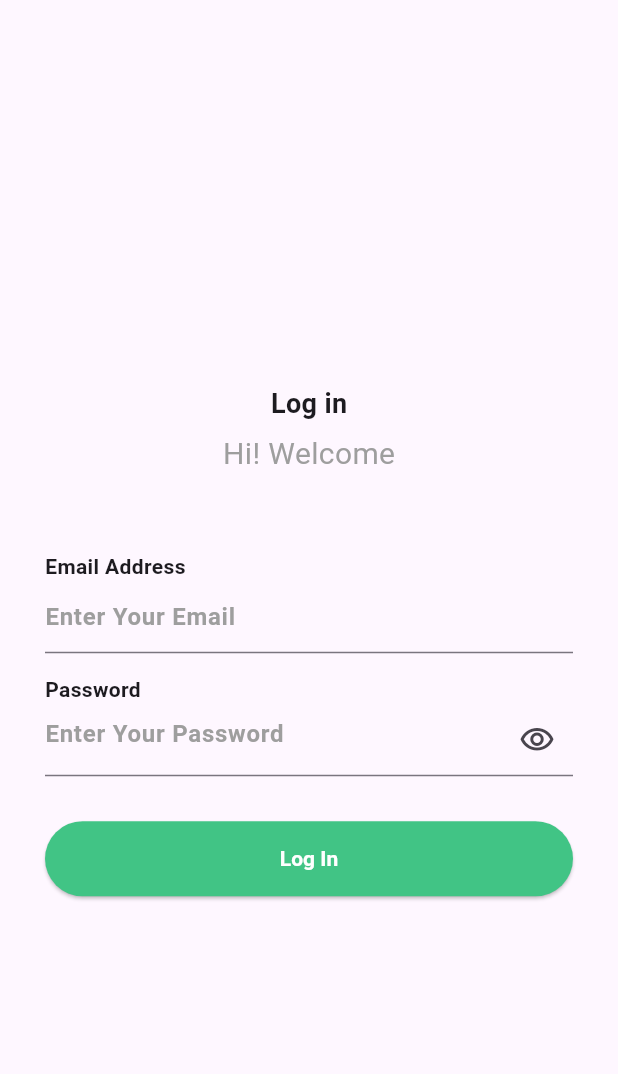
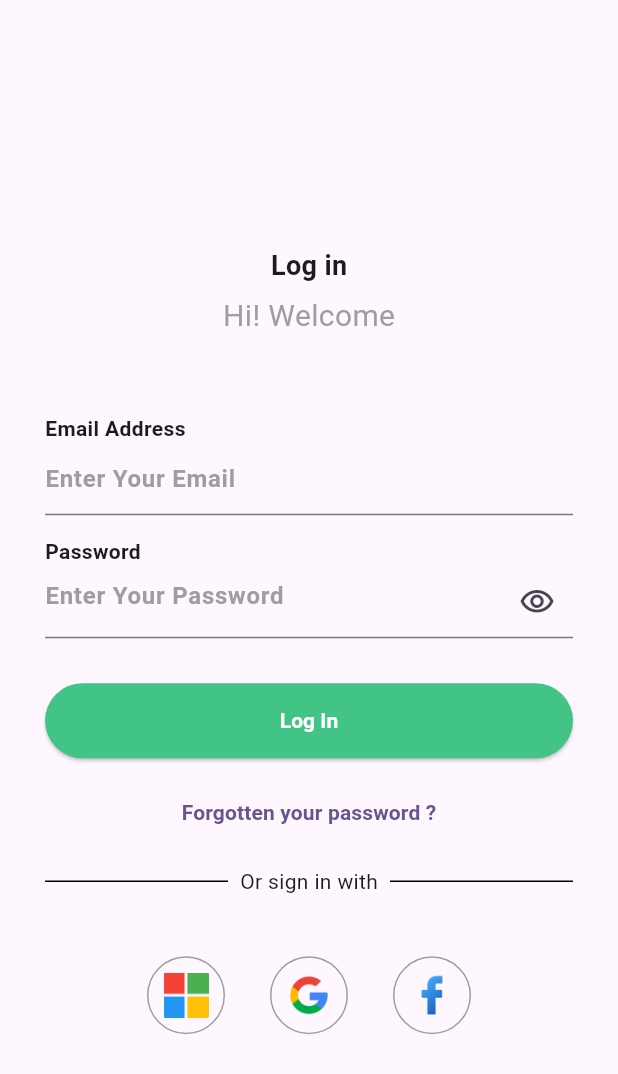
Before and after one commit to ikram-khani/auth_ui, a Flutter app: the screen it shows after launch, on a phone screen of 412 x 824 dp. Shown: the top 1074 px of the screen. Run offline on Flutter 3.47's test engine with Material 2 defaults, Android fonts, the phone set to English and light mode, and no system bars.

Commit message:
adding login button and sign in with social accounts

```diff
--- a/lib/screens/auth.dart
+++ b/lib/screens/auth.dart
@@ -1,3 +1,5 @@
+import 'package:auth_ui/widget/sign_in_with_social.dart';
+import 'package:auth_ui/widget/sign_in_with_text.dart';
 import 'package:flutter/material.dart';
 
 class AuthScreen extends StatefulWidget {
@@ -139,7 +141,22 @@ class _AuthScreenState extends State<AuthScreen> {
                   onPressed: () {},
                   child: const Text('Log In'),
                 ),
-              )
+              ),
+              Container(
+                margin: const EdgeInsets.symmetric(vertical: 12),
+                child: TextButton(
+                  onPressed: () {},
+                  child: const Text(
+                    'Forgotten your password ?',
+                    style: TextStyle(fontWeight: FontWeight.bold),
+                  ),
+                ),
+              ),
+              const SignInWithText(),
+              const SizedBox(
+                height: 40,
+              ),
+              const SignInWithSocial(),
             ],
           ),
         ),
--- /dev/null
+++ b/lib/widget/sign_in_with_social.dart
@@ -0,0 +1,61 @@
+import 'package:flutter/material.dart';
+
+class SignInWithSocial extends StatelessWidget {
+  const SignInWithSocial({super.key});
+
+  @override
+  Widget build(BuildContext context) {
+    return Row(
+      mainAxisAlignment: MainAxisAlignment.center,
+      children: [
+        Container(
+          margin: const EdgeInsets.only(right: 30),
+          padding: const EdgeInsets.all(10),
+          decoration: BoxDecoration(
+            shape: BoxShape.circle,
+            border: Border.all(
+              color: Colors.grey,
+              width: 1,
+            ),
+          ),
+          child: Image.asset(
+            'assets/icons/microsoft.png',
+            height: 30,
+            width: 30,
+          ),
+        ),
+        Container(
+          margin: const EdgeInsets.only(right: 30),
+          padding: const EdgeInsets.all(10),
+          decoration: BoxDecoration(
+            shape: BoxShape.circle,
+            border: Border.all(
+              color: Colors.grey,
+              width: 1,
+            ),
+          ),
+          child: Image.asset(
+            'assets/icons/google.png',
+            height: 30,
+            width: 30,
+          ),
+        ),
+        Container(
+          padding: const EdgeInsets.all(10),
+          decoration: BoxDecoration(
+            shape: BoxShape.circle,
+            border: Border.all(
+              color: Colors.grey,
+              width: 1,
+            ),
+          ),
+          child: Image.asset(
+            'assets/icons/facebook.png',
+            height: 30,
+            width: 30,
+          ),
+        ),
+      ],
+    );
+  }
+}
--- /dev/null
+++ b/lib/widget/sign_in_with_text.dart
@@ -0,0 +1,29 @@
+import 'package:flutter/material.dart';
+
+class SignInWithText extends StatelessWidget {
+  const SignInWithText({super.key});
+
+  @override
+  Widget build(BuildContext context) {
+    return Row(
+      mainAxisAlignment: MainAxisAlignment.center,
+      children: [
+        Expanded(
+          child: Container(
+            margin: const EdgeInsets.only(right: 8),
+            height: 1,
+            color: Colors.black,
+          ),
+        ),
+        const Text('Or sign in with'),
+        Expanded(
+          child: Container(
+            margin: const EdgeInsets.only(left: 8),
+            height: 1,
+            color: Colors.black,
+          ),
+        ),
+      ],
+    );
+  }
+}
```
Also changed, not shown: pubspec.yaml (+5 -3 lines), assets/icons/facebook.png (added), assets/icons/google.png (added), assets/icons/microsoft.png (added).
